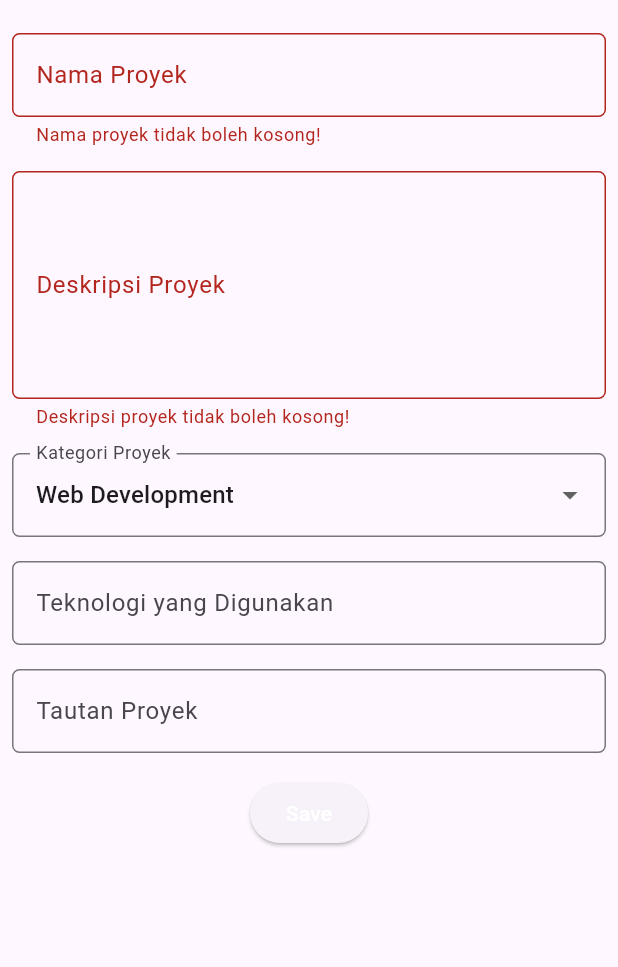
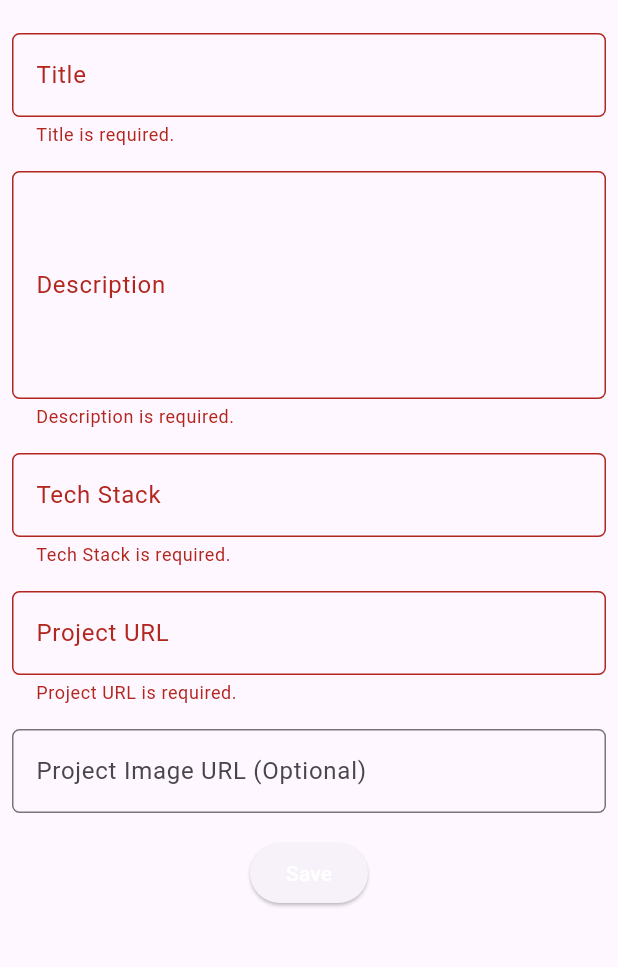
Before and after one commit to asyakiraakj/myportofolio_mobile, a Flutter app: the ProjectFormPage screen opened directly, after a tap on "Save", on a phone screen of 412 x 824 dp, the part 63-1030 px from its top. Run offline on Flutter 3.47's test engine with Material 3 defaults, Android fonts, the phone set to English and light mode, and no system bars; generated files the repository leaves out were written again.

Commit message:
feat(tutorial-10): Langkah 4.4: Melindungi Aksi di LeftDrawer, ItemCard, dan ProjectFormPage

```diff
--- a/lib/screens/project_form.dart
+++ b/lib/screens/project_form.dart
@@ -1,5 +1,10 @@
 import 'package:flutter/material.dart';
+import 'package:myportofolio_mobile/models/project.dart';
+import 'package:myportofolio_mobile/services/api_client.dart';
+import 'package:myportofolio_mobile/services/auth_state.dart';
+import 'package:myportofolio_mobile/widgets/auth_guard.dart';
 import 'package:myportofolio_mobile/widgets/left_drawer.dart';
+import 'package:provider/provider.dart';
 
 class ProjectFormPage extends StatefulWidget {
   const ProjectFormPage({super.key});
@@ -11,19 +16,105 @@ class ProjectFormPage extends StatefulWidget {
 class _ProjectFormPageState extends State<ProjectFormPage> {
   final _formKey = GlobalKey<FormState>();
 
-  String _projectName = "";
+  String _title = "";
   String _description = "";
-  String _category = "Web Development"; // default
-  String _technologies = "";
-  String _projectLink = "";
+  String _techStack = "";
+  String _projectUrl = "";
+  String _projectImageUrl = "";
 
-  final List<String> _categories = [
-    'Web Development',
-    'Mobile Development',
-    'Machine Learning',
-    'Data Science',
-    'Other',
-  ];
+  bool _isValidUrl(String value) {
+    final uri = Uri.tryParse(value.trim());
+    return uri != null &&
+        (uri.scheme == 'http' || uri.scheme == 'https') &&
+        uri.host.isNotEmpty;
+  }
+
+  Future<void> _submit() async {
+    if (!_formKey.currentState!.validate()) return;
+
+    try {
+      if (!await ensureLoggedIn(context) || !mounted) return;
+
+      final token = context.read<AuthState>().token;
+      if (token == null) {
+        ScaffoldMessenger.of(context).showSnackBar(
+          const SnackBar(content: Text('Silakan login untuk membuat proyek.')),
+        );
+        return;
+      }
+
+      final newProject = Project(
+        title: _title.trim(),
+        description: _description.trim(),
+        techStack: _techStack.trim(),
+        projectUrl: _projectUrl.trim(),
+        projectImageUrl: _projectImageUrl.trim(),
+      );
+      // ApiClient returns only for 201 Created; other statuses enter the error path.
+      final createdProject = await context.read<ApiClient>().createProject(
+        newProject,
+        token: token,
+      );
+      if (!mounted) return;
+
+      showDialog(
+        context: context,
+        builder: (context) => AlertDialog(
+          title: const Text('Proyek berhasil ditambahkan!'),
+          content: SingleChildScrollView(
+            child: Column(
+              crossAxisAlignment: CrossAxisAlignment.start,
+              children: [
+                Text('Title: ${createdProject.title}'),
+                Text('Description: ${createdProject.description}'),
+                Text('Tech Stack: ${createdProject.techStack}'),
+                Text('Project URL: ${createdProject.projectUrl}'),
+                Text('Project Image URL: ${createdProject.projectImageUrl}'),
+              ],
+            ),
+          ),
+          actions: [
+            TextButton(
+              child: const Text('OK'),
+              onPressed: () {
+                Navigator.pop(context);
+                _formKey.currentState!.reset();
+                setState(() {
+                  _title = "";
+                  _description = "";
+                  _techStack = "";
+                  _projectUrl = "";
+                  _projectImageUrl = "";
+                });
+              },
+            ),
+          ],
+        ),
+      );
+    } on ApiException catch (error) {
+      if (!mounted) return;
+
+      if (error.statusCode == 401) {
+        await context.read<AuthState>().logout();
+        if (!mounted) return;
+        ScaffoldMessenger.of(context).showSnackBar(
+          SnackBar(
+            content: const Text('Sesi berakhir. Silakan login kembali.'),
+            action: SnackBarAction(
+              label: 'Login',
+              onPressed: () async {
+                if (mounted) await ensureLoggedIn(context);
+              },
+            ),
+          ),
+        );
+      } else {
+        ScaffoldMessenger.of(context).showSnackBar(
+          SnackBar(content: Text('Gagal membuat proyek (${error.statusCode}).')),
+        );
+      }
+    }
+  }
 
   @override
   Widget build(BuildContext context) {
@@ -40,25 +131,25 @@ class _ProjectFormPageState extends State<ProjectFormPage> {
           child: Column(
             crossAxisAlignment: CrossAxisAlignment.start,
             children: [
-              // === Project Name ===
+              // === Title ===
               Padding(
                 padding: const EdgeInsets.all(8.0),
                 child: TextFormField(
                   decoration: InputDecoration(
-                    hintText: "Nama Proyek",
-                    labelText: "Nama Proyek",
+                    hintText: "Project title",
+                    labelText: "Title",
                     border: OutlineInputBorder(
                       borderRadius: BorderRadius.circular(5.0),
                     ),
                   ),
                   onChanged: (String? value) {
                     setState(() {
-                      _projectName = value!;
+                      _title = value!;
                     });
                   },
                   validator: (String? value) {
                     if (value == null || value.trim().isEmpty) {
-                      return "Nama proyek tidak boleh kosong!";
+                      return "Title is required.";
                     }
                     return null;
                   },
@@ -71,8 +162,8 @@ class _ProjectFormPageState extends State<ProjectFormPage> {
                 child: TextFormField(
                   maxLines: 5,
                   decoration: InputDecoration(
-                    hintText: "Deskripsi Proyek",
-                    labelText: "Deskripsi Proyek",
+                    hintText: "Describe the project",
+                    labelText: "Description",
                     border: OutlineInputBorder(
                       borderRadius: BorderRadius.circular(5.0),
                     ),
@@ -84,71 +175,82 @@ class _ProjectFormPageState extends State<ProjectFormPage> {
                   },
                   validator: (String? value) {
                     if (value == null || value.trim().isEmpty) {
-                      return "Deskripsi proyek tidak boleh kosong!";
+                      return "Description is required.";
                     }
                     return null;
                   },
                 ),
               ),
 
-              // === Category ===
-              Padding(
-                padding: const EdgeInsets.all(8.0),
-                child: DropdownButtonFormField<String>(
-                  decoration: InputDecoration(
-                    labelText: "Kategori Proyek",
-                    border: OutlineInputBorder(
-                      borderRadius: BorderRadius.circular(5.0),
-                    ),
-                  ),
-                  initialValue: _category,
-                  items: _categories
-                      .map((category) => DropdownMenuItem(
-                            value: category,
-                            child: Text(category),
-                          ))
-                      .toList(),
-                  onChanged: (String? newValue) {
-                    setState(() {
-                      _category = newValue!;
-                    });
-                  },
-                ),
-              ),
-
-              // === Technologies ===
+              // === Tech Stack ===
               Padding(
                 padding: const EdgeInsets.all(8.0),
                 child: TextFormField(
                   decoration: InputDecoration(
-                    hintText: "Contoh: Flutter, Django, Figma",
-                    labelText: "Teknologi yang Digunakan",
+                    hintText: "Example: Flutter, Django, Figma",
+                    labelText: "Tech Stack",
                     border: OutlineInputBorder(
                       borderRadius: BorderRadius.circular(5.0),
                     ),
                   ),
                   onChanged: (String? value) {
                     setState(() {
-                      _technologies = value!;
+                      _techStack = value!;
                     });
+                  },
+                  validator: (String? value) {
+                    if (value == null || value.trim().isEmpty) {
+                      return "Tech Stack is required.";
+                    }
+                    return null;
                   },
                 ),
               ),
 
-              // === Project Link ===
+              // === Project URL ===
               Padding(
                 padding: const EdgeInsets.all(8.0),
                 child: TextFormField(
+                  keyboardType: TextInputType.url,
                   decoration: InputDecoration(
-                    hintText: "URL Proyek (opsional)",
-                    labelText: "Tautan Proyek",
+                    hintText: "https://example.com/project",
+                    labelText: "Project URL",
                     border: OutlineInputBorder(
                       borderRadius: BorderRadius.circular(5.0),
                     ),
                   ),
                   onChanged: (String? value) {
                     setState(() {
-                      _projectLink = value!;
+                      _projectUrl = value!;
+                    });
+                  },
+                  validator: (String? value) {
+                    if (value == null || value.trim().isEmpty) {
+                      return "Project URL is required.";
+                    }
+                    if (!_isValidUrl(value)) {
+                      return "Enter a valid URL beginning with http:// or https://.";
+                    }
+                    return null;
+                  },
+                ),
+              ),
+
+              // === Optional Project Image URL ===
+              Padding(
+                padding: const EdgeInsets.all(8.0),
+                child: TextFormField(
+                  keyboardType: TextInputType.url,
+                  decoration: InputDecoration(
+                    hintText: "https://example.com/image.png",
+                    labelText: "Project Image URL (Optional)",
+                    border: OutlineInputBorder(
+                      borderRadius: BorderRadius.circular(5.0),
+                    ),
+                  ),
+                  onChanged: (String? value) {
+                    setState(() {
+                      _projectImageUrl = value!;
                     });
                   },
                 ),
@@ -160,39 +262,7 @@ class _ProjectFormPageState extends State<ProjectFormPage> {
                 child: Padding(
                   padding: const EdgeInsets.all(8.0),
                   child: ElevatedButton(
-                    onPressed: () {
-                      if (_formKey.currentState!.validate()) {
-                        showDialog(
-                          context: context,
-                          builder: (context) {
-                            return AlertDialog(
-                              title: const Text('Proyek berhasil ditambahkan!'),
-                              content: SingleChildScrollView(
-                                child: Column(
-                                  crossAxisAlignment: CrossAxisAlignment.start,
-                                  children: [
-                                    Text('Nama Proyek: $_projectName'),
-                                    Text('Deskripsi: $_description'),
-                                    Text('Kategori: $_category'),
-                                    Text('Teknologi: $_technologies'),
-                                    Text('Tautan: $_projectLink'),
-                                  ],
-                                ),
-                              ),
-                              actions: [
-                                TextButton(
-                                  child: const Text('OK'),
-                                  onPressed: () {
-                                    Navigator.pop(context);
-                                    _formKey.currentState!.reset();
-                                  },
-                                ),
-                              ],
-                            );
-                          },
-                        );
-                      }
-                    },
+                    onPressed: _submit,
                     child: const Text(
                       "Save",
                       style: TextStyle(color: Colors.white),
--- a/lib/widgets/left_drawer.dart
+++ b/lib/widgets/left_drawer.dart
@@ -2,12 +2,18 @@ import 'package:flutter/material.dart';
 import 'package:myportofolio_mobile/screens/menu.dart';
 import 'package:myportofolio_mobile/screens/project_form.dart';
 import 'package:myportofolio_mobile/screens/experience_form.dart';
+import 'package:myportofolio_mobile/screens/login_screen.dart';
+import 'package:myportofolio_mobile/services/auth_state.dart';
+import 'package:myportofolio_mobile/widgets/auth_guard.dart';
+import 'package:provider/provider.dart';
 
 class LeftDrawer extends StatelessWidget {
   const LeftDrawer({super.key});
 
   @override
   Widget build(BuildContext context) {
+    final isLoggedIn = context.watch<AuthState>().isLoggedIn;
+
     return Drawer(
       child: ListView(
         children: [
@@ -29,10 +35,7 @@ class LeftDrawer extends StatelessWidget {
                 SizedBox(height: 10),
                 Text(
                   'Explore personal projects and experiences!',
-                  style: TextStyle(
-                    fontSize: 15,
-                    color: Colors.white,
-                  ),
+                  style: TextStyle(fontSize: 15, color: Colors.white),
                 ),
               ],
             ),
@@ -44,9 +47,7 @@ class LeftDrawer extends StatelessWidget {
             onTap: () {
               Navigator.pushReplacement(
                 context,
-                MaterialPageRoute(
-                  builder: (context) => MyHomePage(),
-                ),
+                MaterialPageRoute(builder: (context) => MyHomePage()),
               );
             },
           ),
@@ -54,7 +55,8 @@ class LeftDrawer extends StatelessWidget {
             leading: const Icon(Icons.add_circle_outline),
             title: const Text('Add Project'),
             // Navigasi ke halaman tambah proyek
-            onTap: () {
+            onTap: () async {
+              if (!await ensureLoggedIn(context) || !context.mounted) return;
               Navigator.pushReplacement(
                 context,
                 MaterialPageRoute(
@@ -67,7 +69,8 @@ class LeftDrawer extends StatelessWidget {
             leading: const Icon(Icons.work_outline),
             title: const Text('Add Experience'),
             // Navigasi ke halaman tambah pengalaman
-            onTap: () {
+            onTap: () async {
+              if (!await ensureLoggedIn(context) || !context.mounted) return;
               Navigator.pushReplacement(
                 context,
                 MaterialPageRoute(
@@ -76,6 +79,31 @@ class LeftDrawer extends StatelessWidget {
               );
             },
           ),
+          if (!isLoggedIn)
+            ListTile(
+              leading: const Icon(Icons.login),
+              title: const Text('Login'),
+              onTap: () {
+                Navigator.push(
+                  context,
+                  MaterialPageRoute(builder: (_) => const LoginScreen()),
+                );
+              },
+            )
+          else
+            ListTile(
+              leading: const Icon(Icons.logout),
+              title: const Text('Logout'),
+              onTap: () async {
+                await context.read<AuthState>().logout();
+                if (!context.mounted) return;
+                ScaffoldMessenger.of(context)
+                  ..hideCurrentSnackBar()
+                  ..showSnackBar(
+                    const SnackBar(content: Text('Logout berhasil.')),
+                  );
+              },
+            ),
         ],
       ),
     );
```
Also changed, not shown: lib/screens/menu.dart (+14 -7 lines), lib/services/api_client.dart (+7 -5 lines), lib/widgets/experience_card.dart (+4 -4 lines), lib/widgets/project_card.dart (+32 -7 lines).
